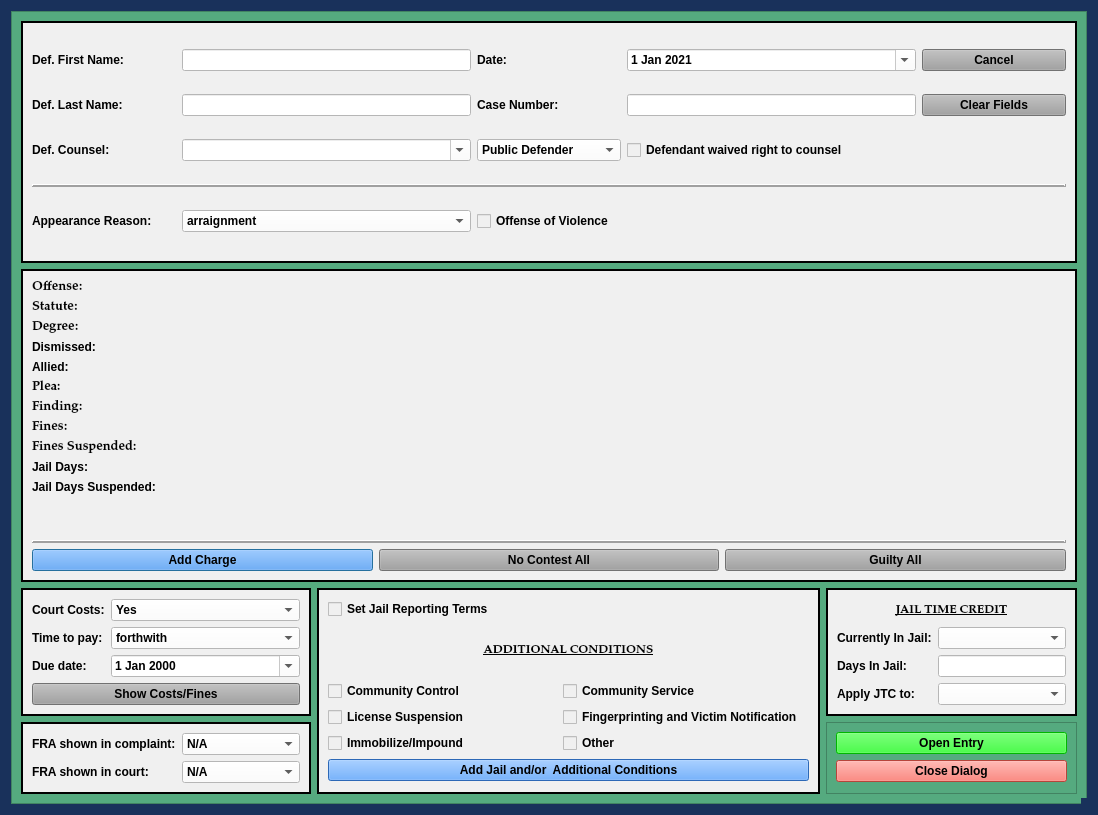
Qt form package/views/ui/JailCCPleaDialog.ui (HunterProgram22/MuniEntry) before a commit.
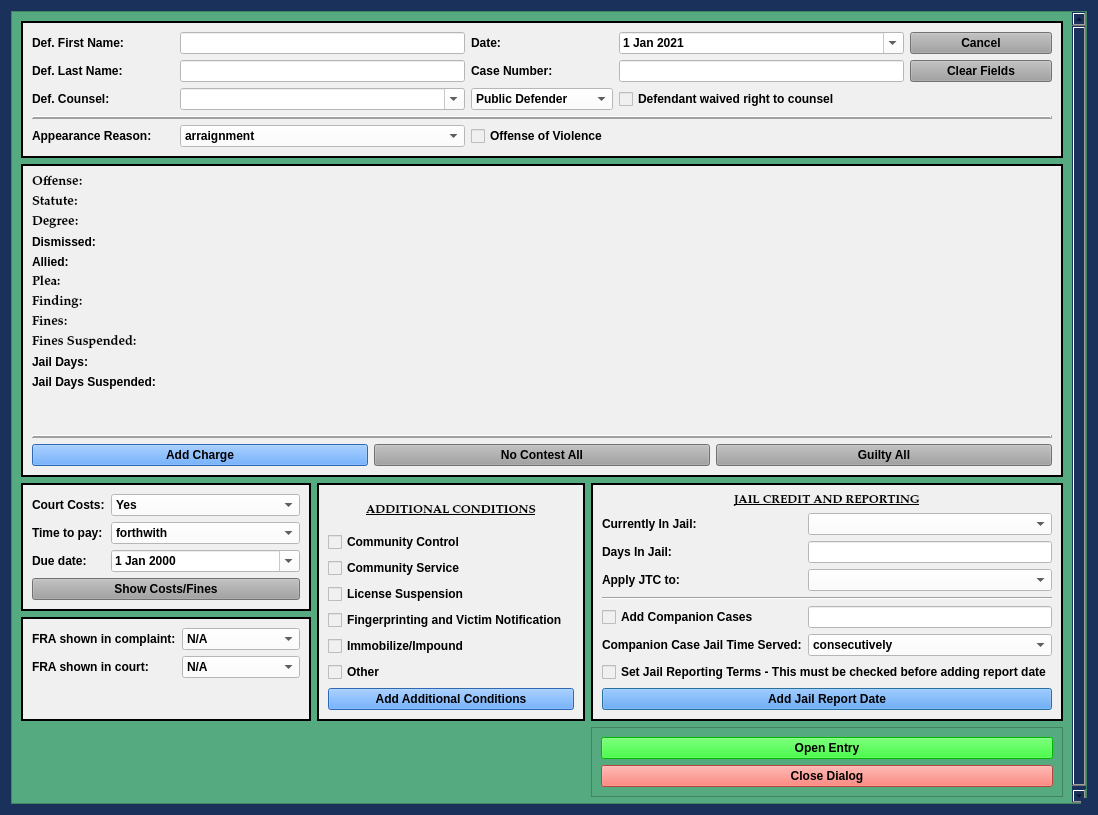
The same form after that commit.

Commit message:
Refactored Jail Time UI and added companion cases.
Jail terms starting to work and open template.

Created test_jail_time.py file.

Adding tests.

Updated Jail UI

Added test for total jail time

Added tests to fail for jail after moving totals to jail_terms.

Total jail time is updating per tests.

Updated template jail days working.

Updated controller and view to transfer companion case info.

Updated template for other case jail days.

Updated UI for Jail.

Fixed jail days for fine plea.

What changed in the file:
```diff
--- a/package/views/ui/JailCCPleaDialog.ui
+++ b/package/views/ui/JailCCPleaDialog.ui
@@ -168,102 +168,14 @@
        <rect>
         <x>0</x>
         <y>0</y>
-        <width>1078</width>
-        <height>795</height>
+        <width>1061</width>
+        <height>875</height>
        </rect>
       </property>
       <property name="focusPolicy">
        <enum>Qt::StrongFocus</enum>
       </property>
-      <layout class="QGridLayout" name="gridLayout_4" rowstretch="1,0,0,0" columnstretch="1,2,1">
-       <item row="3" column="0">
-        <widget class="QFrame" name="fra_frame">
-         <property name="sizePolicy">
-          <sizepolicy hsizetype="Preferred" vsizetype="Preferred">
-           <horstretch>0</horstretch>
-           <verstretch>0</verstretch>
-          </sizepolicy>
-         </property>
-         <property name="styleSheet">
-          <string notr="true">background-color: rgb(240, 240, 240);</string>
-         </property>
-         <property name="frameShape">
-          <enum>QFrame::Box</enum>
-         </property>
-         <property name="frameShadow">
-          <enum>QFrame::Plain</enum>
-         </property>
-         <property name="lineWidth">
-          <number>2</number>
-         </property>
-         <layout class="QFormLayout" name="formLayout_2">
-          <item row="0" column="0">
-           <widget class="QLabel" name="label_21">
-            <property name="text">
-             <string>FRA shown in complaint:</string>
-            </property>
-           </widget>
-          </item>
-          <item row="0" column="1">
-           <widget class="QComboBox" name="fra_in_file_box">
-            <property name="focusPolicy">
-             <enum>Qt::StrongFocus</enum>
-            </property>
-            <property name="styleSheet">
-             <string notr="true">background-color: rgb(255, 255, 255);</string>
-            </property>
-            <item>
-             <property name="text">
-              <string>N/A</string>
-             </property>
-            </item>
-            <item>
-             <property name="text">
-              <string>Yes</string>
-             </property>
-            </item>
-            <item>
-             <property name="text">
-              <string>No</string>
-             </property>
-            </item>
-           </widget>
-          </item>
-          <item row="1" column="0">
-           <widget class="QLabel" name="label_22">
-            <property name="text">
-             <string>FRA shown in court:</string>
-            </property>
-           </widget>
-          </item>
-          <item row="1" column="1">
-           <widget class="QComboBox" name="fra_in_court_box">
-            <property name="focusPolicy">
-             <enum>Qt::StrongFocus</enum>
-            </property>
-            <property name="styleSheet">
-             <string notr="true">background-color: rgb(255, 255, 255);</string>
-            </property>
-            <item>
-             <property name="text">
-              <string>N/A</string>
-             </property>
-            </item>
-            <item>
-             <property name="text">
-              <string>Yes</string>
-             </property>
-            </item>
-            <item>
-             <property name="text">
-              <string>No</string>
-             </property>
-            </item>
-           </widget>
-          </item>
-         </layout>
-        </widget>
-       </item>
+      <layout class="QGridLayout" name="gridLayout_4" columnstretch="1,2,2">
        <item row="0" column="0" colspan="3">
         <widget class="QFrame" name="case_name_Frame">
          <property name="sizePolicy">
@@ -532,7 +444,7 @@
          <property name="lineWidth">
           <number>2</number>
          </property>
-         <layout class="QFormLayout" name="formLayout">
+         <layout class="QGridLayout" name="gridLayout_5">
           <item row="0" column="0">
            <widget class="QLabel" name="label_11">
             <property name="text">
@@ -653,7 +565,394 @@
          </layout>
         </widget>
        </item>
-       <item row="3" column="2">
+       <item row="2" column="1" rowspan="2">
+        <widget class="QFrame" name="frame_6">
+         <property name="sizePolicy">
+          <sizepolicy hsizetype="Preferred" vsizetype="Preferred">
+           <horstretch>0</horstretch>
+           <verstretch>0</verstretch>
+          </sizepolicy>
+         </property>
+         <property name="styleSheet">
+          <string notr="true">background-color: rgb(240, 240, 240);
+font: 75 9pt &quot;Palatino Linotype&quot;;
+font-weight: bold;</string>
+         </property>
+         <property name="frameShape">
+          <enum>QFrame::Box</enum>
+         </property>
+         <property name="frameShadow">
+          <enum>QFrame::Plain</enum>
+         </property>
+         <property name="lineWidth">
+          <number>2</number>
+         </property>
+         <layout class="QGridLayout" name="gridLayout_2">
+          <item row="4" column="0">
+           <widget class="QCheckBox" name="victim_notification_checkBox">
+            <property name="text">
+             <string>Fingerprinting and Victim Notification</string>
+            </property>
+           </widget>
+          </item>
+          <item row="5" column="0">
+           <widget class="QCheckBox" name="impoundment_checkBox">
+            <property name="text">
+             <string>Immobilize/Impound</string>
+            </property>
+           </widget>
+          </item>
+          <item row="1" column="0">
+           <widget class="QCheckBox" name="community_control_checkBox">
+            <property name="text">
+             <string>Community Control</string>
+            </property>
+           </widget>
+          </item>
+          <item row="3" column="0">
+           <widget class="QCheckBox" name="license_suspension_checkBox">
+            <property name="text">
+             <string>License Suspension</string>
+            </property>
+           </widget>
+          </item>
+          <item row="2" column="0">
+           <widget class="QCheckBox" name="community_service_checkBox">
+            <property name="text">
+             <string>Community Service</string>
+            </property>
+           </widget>
+          </item>
+          <item row="0" column="0">
+           <widget class="QLabel" name="add_conditions_label">
+            <property name="maximumSize">
+             <size>
+              <width>16777215</width>
+              <height>40</height>
+             </size>
+            </property>
+            <property name="font">
+             <font>
+              <family>Palatino Linotype</family>
+              <pointsize>9</pointsize>
+              <weight>75</weight>
+              <italic>false</italic>
+              <bold>true</bold>
+              <underline>true</underline>
+             </font>
+            </property>
+            <property name="text">
+             <string>ADDITIONAL CONDITIONS</string>
+            </property>
+            <property name="alignment">
+             <set>Qt::AlignCenter</set>
+            </property>
+           </widget>
+          </item>
+          <item row="8" column="0">
+           <widget class="QPushButton" name="add_conditions_Button">
+            <property name="styleSheet">
+             <string notr="true">background-color: rgb(62, 146, 255)</string>
+            </property>
+            <property name="text">
+             <string>Add Additional Conditions</string>
+            </property>
+            <property name="autoDefault">
+             <bool>false</bool>
+            </property>
+           </widget>
+          </item>
+          <item row="6" column="0">
+           <widget class="QCheckBox" name="other_conditions_checkBox">
+            <property name="enabled">
+             <bool>true</bool>
+            </property>
+            <property name="focusPolicy">
+             <enum>Qt::StrongFocus</enum>
+            </property>
+            <property name="text">
+             <string>Other</string>
+            </property>
+           </widget>
+          </item>
+         </layout>
+        </widget>
+       </item>
+       <item row="2" column="2" rowspan="2">
+        <widget class="QFrame" name="jail_time_credit_frame">
+         <property name="styleSheet">
+          <string notr="true">background-color: rgb(240, 240, 240);
+font: 75 9pt &quot;Palatino Linotype&quot;;
+font-weight: bold;</string>
+         </property>
+         <property name="frameShape">
+          <enum>QFrame::Box</enum>
+         </property>
+         <property name="frameShadow">
+          <enum>QFrame::Plain</enum>
+         </property>
+         <property name="lineWidth">
+          <number>2</number>
+         </property>
+         <layout class="QGridLayout" name="gridLayout_6" columnstretch="2,3">
+          <item row="11" column="0">
+           <widget class="QLabel" name="companion_cases_sentence_label">
+            <property name="text">
+             <string>Companion Case Jail Time Served:</string>
+            </property>
+           </widget>
+          </item>
+          <item row="11" column="1">
+           <widget class="QComboBox" name="companion_cases_sentence_box">
+            <property name="styleSheet">
+             <string notr="true">background-color: rgb(255, 255, 255);</string>
+            </property>
+            <item>
+             <property name="text">
+              <string>consecutively</string>
+             </property>
+            </item>
+            <item>
+             <property name="text">
+              <string>concurrently</string>
+             </property>
+            </item>
+           </widget>
+          </item>
+          <item row="6" column="1">
+           <widget class="QComboBox" name="jail_time_credit_apply_box">
+            <property name="focusPolicy">
+             <enum>Qt::StrongFocus</enum>
+            </property>
+            <property name="styleSheet">
+             <string notr="true">background-color: rgb(255, 255, 255);</string>
+            </property>
+            <item>
+             <property name="text">
+              <string/>
+             </property>
+            </item>
+            <item>
+             <property name="text">
+              <string>Costs and Fines</string>
+             </property>
+            </item>
+            <item>
+             <property name="text">
+              <string>Sentence</string>
+             </property>
+            </item>
+           </widget>
+          </item>
+          <item row="0" column="0" colspan="2">
+           <widget class="QLabel" name="jail_time_credit_label">
+            <property name="maximumSize">
+             <size>
+              <width>16777215</width>
+              <height>50</height>
+             </size>
+            </property>
+            <property name="font">
+             <font>
+              <family>Palatino Linotype</family>
+              <pointsize>9</pointsize>
+              <weight>75</weight>
+              <italic>false</italic>
+              <bold>true</bold>
+              <underline>true</underline>
+             </font>
+            </property>
+            <property name="text">
+             <string>JAIL CREDIT AND REPORTING</string>
+            </property>
+            <property name="alignment">
+             <set>Qt::AlignCenter</set>
+            </property>
+           </widget>
+          </item>
+          <item row="4" column="0">
+           <widget class="QLabel" name="label_6">
+            <property name="text">
+             <string>Currently In Jail:</string>
+            </property>
+           </widget>
+          </item>
+          <item row="6" column="0">
+           <widget class="QLabel" name="label_16">
+            <property name="text">
+             <string>Apply JTC to:</string>
+            </property>
+           </widget>
+          </item>
+          <item row="4" column="1">
+           <widget class="QComboBox" name="in_jail_box">
+            <property name="focusPolicy">
+             <enum>Qt::StrongFocus</enum>
+            </property>
+            <property name="styleSheet">
+             <string notr="true">background-color: rgb(255, 255, 255);</string>
+            </property>
+            <item>
+             <property name="text">
+              <string/>
+             </property>
+            </item>
+            <item>
+             <property name="text">
+              <string>Yes</string>
+             </property>
+            </item>
+            <item>
+             <property name="text">
+              <string>No</string>
+             </property>
+            </item>
+           </widget>
+          </item>
+          <item row="5" column="1">
+           <widget class="QLineEdit" name="jail_time_credit_box">
+            <property name="styleSheet">
+             <string notr="true">background-color: rgb(255, 255, 255);</string>
+            </property>
+           </widget>
+          </item>
+          <item row="5" column="0">
+           <widget class="QLabel" name="label_13">
+            <property name="text">
+             <string>Days In Jail:</string>
+            </property>
+           </widget>
+          </item>
+          <item row="8" column="1">
+           <widget class="QLineEdit" name="companion_cases_box">
+            <property name="styleSheet">
+             <string notr="true">background-color: rgb(255, 255, 255);</string>
+            </property>
+           </widget>
+          </item>
+          <item row="8" column="0">
+           <widget class="QCheckBox" name="add_companion_cases_checkBox">
+            <property name="text">
+             <string>Add Companion Cases</string>
+            </property>
+           </widget>
+          </item>
+          <item row="13" column="0" colspan="2">
+           <widget class="QPushButton" name="add_jail_report_Button">
+            <property name="styleSheet">
+             <string notr="true">background-color: rgb(62, 146, 255)</string>
+            </property>
+            <property name="text">
+             <string>Add Jail Report Date</string>
+            </property>
+           </widget>
+          </item>
+          <item row="7" column="0" colspan="2">
+           <widget class="Line" name="line_3">
+            <property name="orientation">
+             <enum>Qt::Horizontal</enum>
+            </property>
+           </widget>
+          </item>
+          <item row="12" column="0" colspan="2">
+           <widget class="QCheckBox" name="jail_checkBox">
+            <property name="text">
+             <string>Set Jail Reporting Terms - This must be checked before adding report date</string>
+            </property>
+           </widget>
+          </item>
+         </layout>
+        </widget>
+       </item>
+       <item row="3" column="0">
+        <widget class="QFrame" name="fra_frame">
+         <property name="sizePolicy">
+          <sizepolicy hsizetype="Preferred" vsizetype="Preferred">
+           <horstretch>0</horstretch>
+           <verstretch>0</verstretch>
+          </sizepolicy>
+         </property>
+         <property name="styleSheet">
+          <string notr="true">background-color: rgb(240, 240, 240);</string>
+         </property>
+         <property name="frameShape">
+          <enum>QFrame::Box</enum>
+         </property>
+         <property name="frameShadow">
+          <enum>QFrame::Plain</enum>
+         </property>
+         <property name="lineWidth">
+          <number>2</number>
+         </property>
+         <layout class="QFormLayout" name="formLayout_2">
+          <item row="0" column="0">
+           <widget class="QLabel" name="label_21">
+            <property name="text">
+             <string>FRA shown in complaint:</string>
+            </property>
+           </widget>
+          </item>
+          <item row="0" column="1">
+           <widget class="QComboBox" name="fra_in_file_box">
+            <property name="focusPolicy">
+             <enum>Qt::StrongFocus</enum>
+            </property>
+            <property name="styleSheet">
+             <string notr="true">background-color: rgb(255, 255, 255);</string>
+            </property>
+            <item>
+             <property name="text">
+              <string>N/A</string>
+             </property>
+            </item>
+            <item>
+             <property name="text">
+              <string>Yes</string>
+             </property>
+            </item>
+            <item>
+             <property name="text">
+              <string>No</string>
+             </property>
+            </item>
+           </widget>
+          </item>
+          <item row="1" column="0">
+           <widget class="QLabel" name="label_22">
+            <property name="text">
+             <string>FRA shown in court:</string>
+            </property>
+           </widget>
+          </item>
+          <item row="1" column="1">
+           <widget class="QComboBox" name="fra_in_court_box">
+            <property name="focusPolicy">
+             <enum>Qt::StrongFocus</enum>
+            </property>
+            <property name="styleSheet">
+             <string notr="true">background-color: rgb(255, 255, 255);</string>
+            </property>
+            <item>
+             <property name="text">
+              <string>N/A</string>
+             </property>
+            </item>
+            <item>
+             <property name="text">
+              <string>Yes</string>
+             </property>
+            </item>
+            <item>
+             <property name="text">
+              <string>No</string>
+             </property>
+            </item>
+           </widget>
+          </item>
+         </layout>
+        </widget>
+       </item>
+       <item row="4" column="2">
         <widget class="QFrame" name="frame_2">
          <property name="frameShape">
           <enum>QFrame::StyledPanel</enum>
@@ -944,250 +1243,6 @@
          </layout>
         </widget>
        </item>
-       <item row="2" column="2">
-        <widget class="QFrame" name="jail_time_credit_frame">
-         <property name="styleSheet">
-          <string notr="true">background-color: rgb(240, 240, 240);
-font: 75 9pt &quot;Palatino Linotype&quot;;
-font-weight: bold;</string>
-         </property>
-         <property name="frameShape">
-          <enum>QFrame::Box</enum>
-         </property>
-         <property name="frameShadow">
-          <enum>QFrame::Plain</enum>
-         </property>
-         <property name="lineWidth">
-          <number>2</number>
-         </property>
-         <layout class="QGridLayout" name="gridLayout_6">
-          <item row="2" column="1">
-           <widget class="QComboBox" name="in_jail_box">
-            <property name="focusPolicy">
-             <enum>Qt::StrongFocus</enum>
-            </property>
-            <property name="styleSheet">
-             <string notr="true">background-color: rgb(255, 255, 255);</string>
-            </property>
-            <item>
-             <property name="text">
-              <string/>
-             </property>
-            </item>
-            <item>
-             <property name="text">
-              <string>Yes</string>
-             </property>
-            </item>
-            <item>
-             <property name="text">
-              <string>No</string>
-             </property>
-            </item>
-           </widget>
-          </item>
-          <item row="2" column="0">
-           <widget class="QLabel" name="label_6">
-            <property name="text">
-             <string>Currently In Jail:</string>
-            </property>
-           </widget>
-          </item>
-          <item row="4" column="0">
-           <widget class="QLabel" name="label_16">
-            <property name="text">
-             <string>Apply JTC to:</string>
-            </property>
-           </widget>
-          </item>
-          <item row="3" column="1">
-           <widget class="QLineEdit" name="jail_time_credit_box">
-            <property name="styleSheet">
-             <string notr="true">background-color: rgb(255, 255, 255);</string>
-            </property>
-           </widget>
-          </item>
-          <item row="3" column="0">
-           <widget class="QLabel" name="label_13">
-            <property name="text">
-             <string>Days In Jail:</string>
-            </property>
-           </widget>
-          </item>
-          <item row="0" column="0" colspan="2">
-           <widget class="QLabel" name="jail_time_credit_label">
-            <property name="maximumSize">
-             <size>
-              <width>16777215</width>
-              <height>50</height>
-             </size>
-            </property>
-            <property name="font">
-             <font>
-              <family>Palatino Linotype</family>
-              <pointsize>9</pointsize>
-              <weight>75</weight>
-              <italic>false</italic>
-              <bold>true</bold>
-              <underline>true</underline>
-             </font>
-            </property>
-            <property name="text">
-             <string>JAIL TIME CREDIT</string>
-            </property>
-            <property name="alignment">
-             <set>Qt::AlignCenter</set>
-            </property>
-           </widget>
-          </item>
-          <item row="4" column="1">
-           <widget class="QComboBox" name="jail_time_credit_apply_box">
-            <property name="focusPolicy">
-             <enum>Qt::StrongFocus</enum>
-            </property>
-            <property name="styleSheet">
-             <string notr="true">background-color: rgb(255, 255, 255);</string>
-            </property>
-            <item>
-             <property name="text">
-              <string/>
-             </property>
-            </item>
-            <item>
-             <property name="text">
-              <string>Costs and Fines</string>
-             </property>
-            </item>
-            <item>
-             <property name="text">
-              <string>Sentence</string>
-             </property>
-            </item>
-           </widget>
-          </item>
-         </layout>
-        </widget>
-       </item>
-       <item row="2" column="1" rowspan="2">
-        <widget class="QFrame" name="frame_6">
-         <property name="sizePolicy">
-          <sizepolicy hsizetype="Preferred" vsizetype="Preferred">
-           <horstretch>0</horstretch>
-           <verstretch>0</verstretch>
-          </sizepolicy>
-         </property>
-         <property name="styleSheet">
-          <string notr="true">background-color: rgb(240, 240, 240);
-font: 75 9pt &quot;Palatino Linotype&quot;;
-font-weight: bold;</string>
-         </property>
-         <property name="frameShape">
-          <enum>QFrame::Box</enum>
-         </property>
-         <property name="frameShadow">
-          <enum>QFrame::Plain</enum>
-         </property>
-         <property name="lineWidth">
-          <number>2</number>
-         </property>
-         <layout class="QGridLayout" name="gridLayout_5" rowstretch="0,0,0,0,0,0,0,0,0,0,0" columnstretch="1,1,0">
-          <item row="4" column="0">
-           <widget class="QCheckBox" name="community_control_checkBox">
-            <property name="text">
-             <string>Community Control</string>
-            </property>
-           </widget>
-          </item>
-          <item row="10" column="0" colspan="3">
-           <widget class="QPushButton" name="add_conditions_Button">
-            <property name="styleSheet">
-             <string notr="true">background-color: rgb(62, 146, 255)</string>
-            </property>
-            <property name="text">
-             <string>Add Jail and/or  Additional Conditions</string>
-            </property>
-            <property name="autoDefault">
-             <bool>false</bool>
-            </property>
-           </widget>
-          </item>
-          <item row="2" column="0" colspan="3">
-           <widget class="QLabel" name="add_conditions_label">
-            <property name="maximumSize">
-             <size>
-              <width>16777215</width>
-              <height>50</height>
-             </size>
-            </property>
-            <property name="font">
-             <font>
-              <family>Palatino Linotype</family>
-              <pointsize>9</pointsize>
-              <weight>75</weight>
-              <italic>false</italic>
-              <bold>true</bold>
-              <underline>true</underline>
-             </font>
-            </property>
-            <property name="text">
-             <string>ADDITIONAL CONDITIONS</string>
-            </property>
-            <property name="alignment">
-             <set>Qt::AlignCenter</set>
-            </property>
-           </widget>
-          </item>
-          <item row="1" column="0" colspan="2">
-           <widget class="QCheckBox" name="jail_checkBox">
-            <property name="text">
-             <string>Set Jail Reporting Terms</string>
-            </property>
-           </widget>
-          </item>
-          <item row="6" column="1">
-           <widget class="QCheckBox" name="other_conditions_checkBox">
-            <property name="enabled">
-             <bool>true</bool>
-            </property>
-            <property name="focusPolicy">
-             <enum>Qt::StrongFocus</enum>
-            </property>
-            <property name="text">
-             <string>Other</string>
-            </property>
-           </widget>
-          </item>
-          <item row="4" column="1">
-           <widget class="QCheckBox" name="community_service_checkBox">
-            <property name="text">
-             <string>Community Service</string>
-            </property>
-           </widget>
-          </item>
-          <item row="5" column="1">
-           <widget class="QCheckBox" name="victim_notification_checkBox">
-            <property name="text">
-             <string>Fingerprinting and Victim Notification</string>
-            </property>
-           </widget>
-          </item>
-          <item row="5" column="0">
-           <widget class="QCheckBox" name="license_suspension_checkBox">
-            <property name="text">
-             <string>License Suspension</string>
-            </property>
-           </widget>
-          </item>
-          <item row="6" column="0">
-           <widget class="QCheckBox" name="impoundment_checkBox">
-            <property name="text">
-             <string>Immobilize/Impound</string>
-            </property>
-           </widget>
-          </item>
-         </layout>
-        </widget>
-       </item>
       </layout>
      </widget>
     </widget>
```
Left out of the diff: 28 changed lines with no effect on the pictures. The commit also changes 23 other files.
